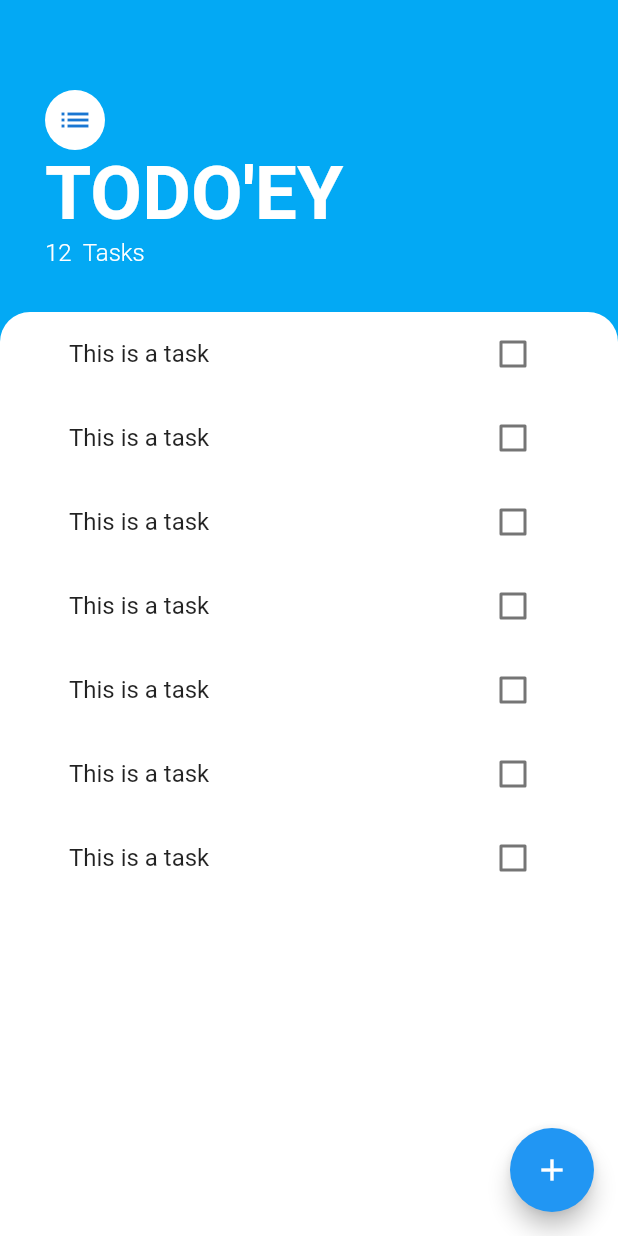
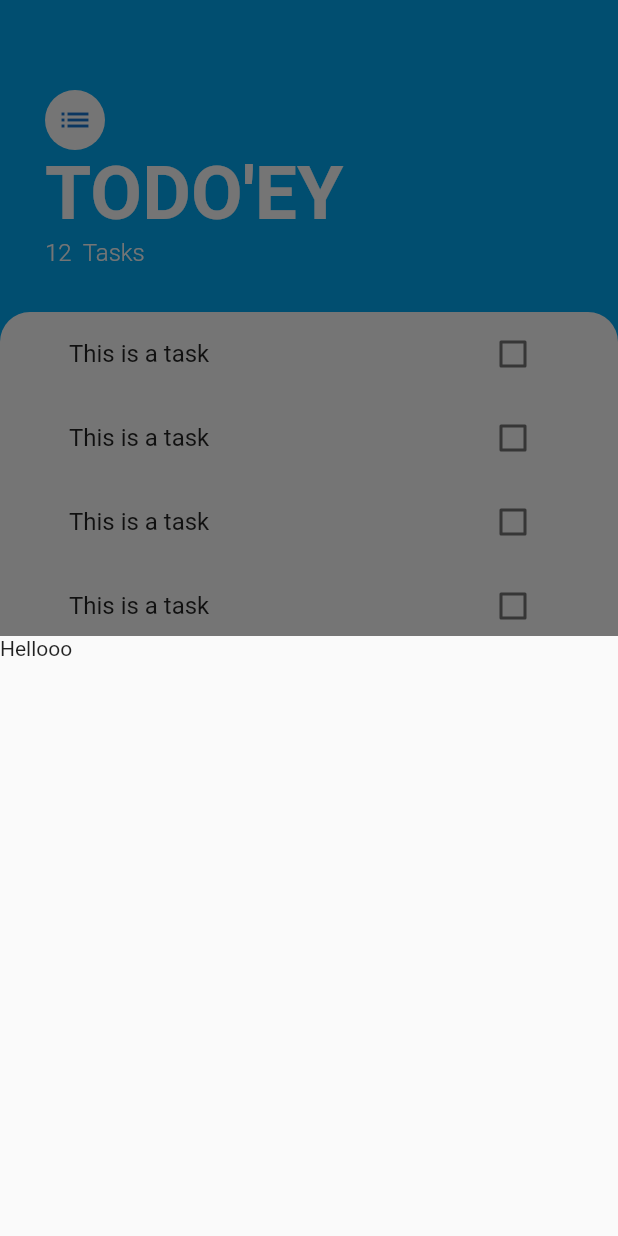
Before and after one commit to mannuelf/flutter-statemanagement, a Flutter app: the screen it shows after launch, after a tap on the "add" icon, on a phone screen of 412 x 824 dp. Run offline on Flutter 3.47's test engine with Material 2 defaults, Android fonts, the phone set to English and light mode, and no system bars.

```diff
--- a/lib/screens/tasks_screen.dart
+++ b/lib/screens/tasks_screen.dart
@@ -1,4 +1,4 @@
-// ignore_for_file: prefer_const_literals_to_create_immutables, prefer_const_constructors
+// ignore_for_file: prefer_const_literals_to_create_immutables, prefer_const_constructors, avoid_unnecessary_containers
 
 import 'package:flutter/material.dart';
 import 'package:statemanagement/widgets/tasks_list.dart';
@@ -12,8 +12,15 @@ class TasksScreen extends StatelessWidget {
       backgroundColor: Colors.lightBlue,
       floatingActionButton: FloatingActionButton(
         backgroundColor: Colors.blue,
-        onPressed: (() {
+        onPressed: (() async {
           print('Item added');
+          await showModalBottomSheet(
+            context: context,
+            builder: (context) => Container(
+              height: 400,
+              child: Text('Hellooo'),
+            ),
+          );
         }),
         child: Icon(Icons.add),
       ),
```
